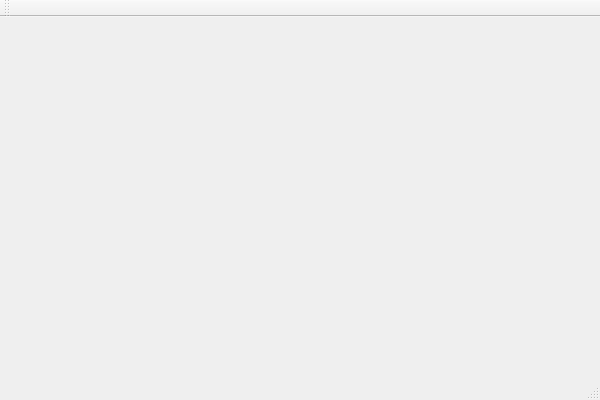
Qt form Project_Server/Login.ui (deathtaco1231/deathtaco1231-COMP72070-24W-Project4-Group10-Sec3) before a commit.
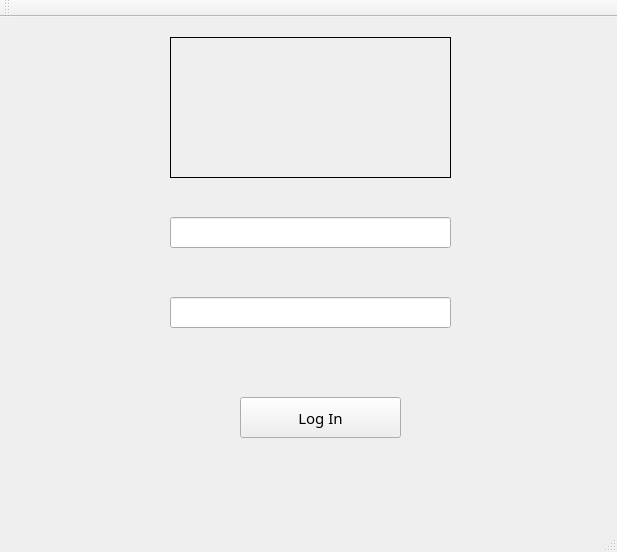
The same form after that commit. Icons and pictures are not drawn.

Diff of the .ui file:
```diff
--- a/Project_Server/Login.ui
+++ b/Project_Server/Login.ui
@@ -6,14 +6,82 @@
    <rect>
     <x>0</x>
     <y>0</y>
-    <width>600</width>
-    <height>400</height>
+    <width>617</width>
+    <height>552</height>
    </rect>
   </property>
   <property name="windowTitle">
    <string>Project_Server</string>
   </property>
-  <widget class="QWidget" name="centralWidget"/>
+  <widget class="QWidget" name="centralWidget">
+   <widget class="QLineEdit" name="passwordline">
+    <property name="geometry">
+     <rect>
+      <x>170</x>
+      <y>280</y>
+      <width>281</width>
+      <height>31</height>
+     </rect>
+    </property>
+   </widget>
+   <widget class="QLineEdit" name="usernameline">
+    <property name="geometry">
+     <rect>
+      <x>170</x>
+      <y>200</y>
+      <width>281</width>
+      <height>31</height>
+     </rect>
+    </property>
+   </widget>
+   <widget class="QLabel" name="label">
+    <property name="geometry">
+     <rect>
+      <x>170</x>
+      <y>20</y>
+      <width>281</width>
+      <height>141</height>
+     </rect>
+    </property>
+    <property name="frameShape">
+     <enum>QFrame::Panel</enum>
+    </property>
+    <property name="frameShadow">
+     <enum>QFrame::Plain</enum>
+    </property>
+    <property name="text">
+     <string/>
+    </property>
+    <property name="pixmap">
+     <pixmap resource="../Project_Client/Resources.qrc">:/Images/ProjectLogo.png</pixmap>
+    </property>
+    <property name="scaledContents">
+     <bool>true</bool>
+    </property>
+   </widget>
+   <widget class="QPushButton" name="LoginBtn">
+    <property name="geometry">
+     <rect>
+      <x>240</x>
+      <y>380</y>
+      <width>161</width>
+      <height>41</height>
+     </rect>
+    </property>
+    <property name="font">
+     <font>
+      <family>Arial Black</family>
+      <pointsize>11</pointsize>
+      <bold>false</bold>
+      <strikeout>false</strikeout>
+      <kerning>true</kerning>
+     </font>
+    </property>
+    <property name="text">
+     <string>Log In</string>
+    </property>
+   </widget>
+  </widget>
   <widget class="QMenuBar" name="menuBar">
    <property name="geometry">
     <rect>
```
Left out of the diff: 3 changed lines with no effect on the pictures.
